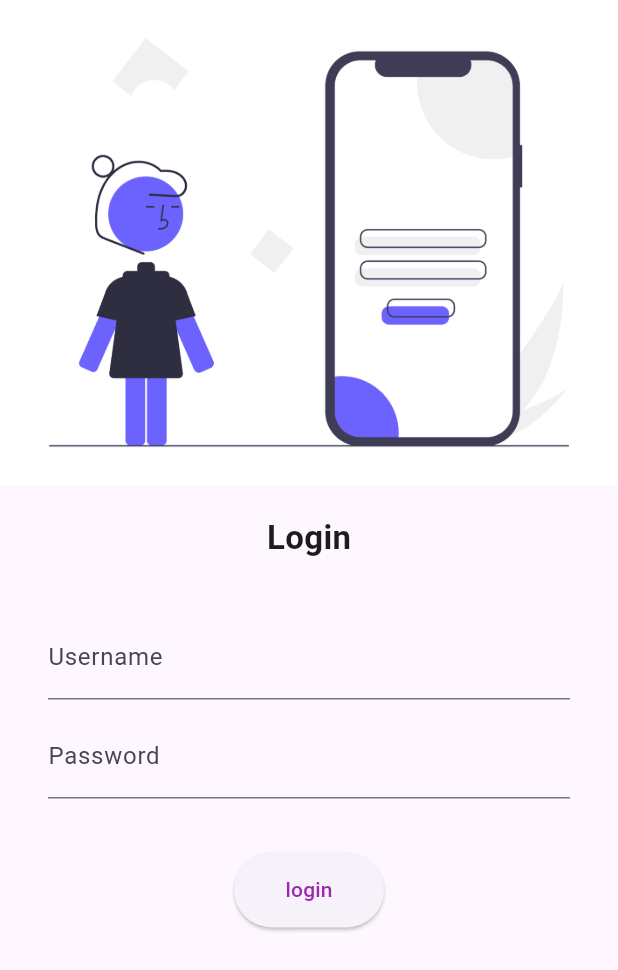
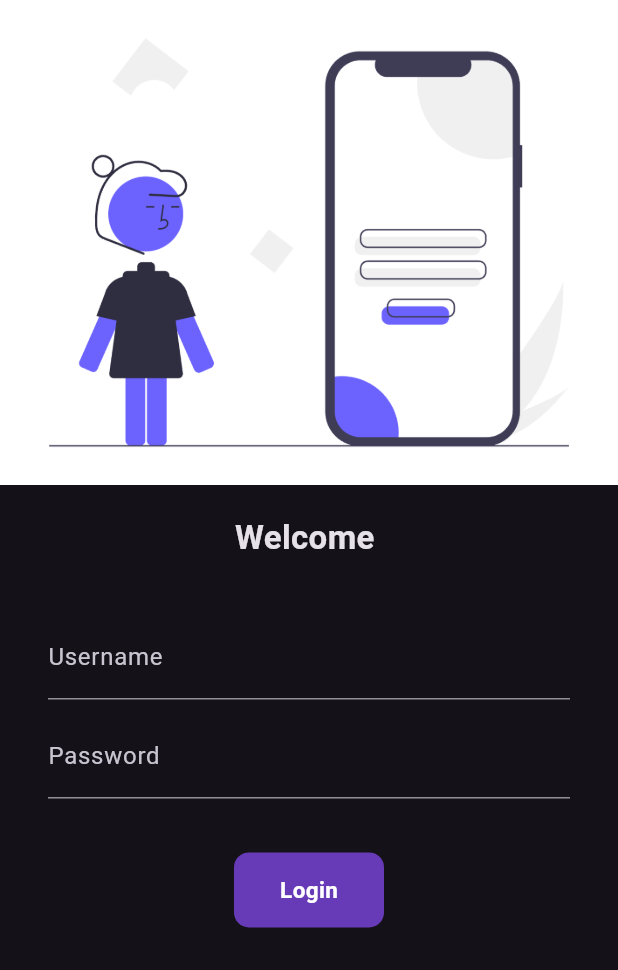
Before and after one commit to prashantt12/flutter-project, a Flutter app: the screen it shows after launch, on a phone screen of 412 x 824 dp. Shown: the top 970 px of the screen. Run offline on Flutter 3.47's test engine with Material 3 defaults, Android fonts, the phone set to English and light mode, and no system bars; our stand-ins replace google_fonts; Roboto replaces fonts that are missing (Acme).

Commit message:
understood stateful widget added animations to login button

```diff
--- a/lib/main.dart
+++ b/lib/main.dart
@@ -19,13 +19,13 @@
       debugShowCheckedModeBanner: false,
 
       // adjusting the theme mode as dark/light according to the system settings
-      themeMode: ThemeMode.light,
+      themeMode: ThemeMode.dark,
       theme: ThemeData(
           primarySwatch: Colors.deepPurple,
           // adding primary font as some font from the google-font library
           fontFamily: GoogleFonts.acme().fontFamily,
           appBarTheme: AppBarTheme(backgroundColor: Colors.deepPurple, foregroundColor: Colors.white)),
-      darkTheme: ThemeData(brightness: Brightness.dark),
+      darkTheme: ThemeData(brightness: Brightness.dark, appBarTheme: AppBarTheme(backgroundColor: Colors.deepPurple)),
 
       // defining the initial-route for the application
       initialRoute: "/",
--- a/lib/pages/login_page.dart
+++ b/lib/pages/login_page.dart
@@ -1,9 +1,19 @@
-import 'dart:io';
-
 import 'package:flutter/material.dart';
 import 'package:flutter_first_version/utils/routes.dart';
 
-class LoginPage extends StatelessWidget {
+class LoginPage extends StatefulWidget {
+  @override
+  State<LoginPage> createState() => _LoginPageState();
+}
+
+// Converted the LoginPage class to the stateful widget
+class _LoginPageState extends State<LoginPage> {
+  // Taking a string to store the username that will be entered in the login Page
+  String name = "";
+
+  // buttonClicked flag to handle the events after button click
+  bool buttonClicked = false;
+
   @override
   Widget build(BuildContext context) {
     return Material(
@@ -14,40 +24,43 @@ class LoginPage extends StatelessWidget {
       child: SingleChildScrollView(
         child: Column(
           children: [
-            Image.asset("assets/images/login.png",
+            Image.asset(
+              "assets/images/login.png",
               fit: BoxFit.cover,
               //   to check if the scroll view is working as expected we can test it out by increasing the size of the image, if the SingleChildScrollView was not present then we will be getting an error of "Overflow" so this should be always taken care of.
               //   height: 600,
             ),
             // to give some spacing between the image and the text
-            SizedBox(
-              height: 20,
+            SizedBox(height: 20),
+            Text(
+              "Welcome $name",
+              style: TextStyle(fontSize: 22, fontWeight: FontWeight.bold),
             ),
-            Text(
-              "Login",
-              style: TextStyle(
-                fontSize: 22,
-                fontWeight: FontWeight.bold,
-              ),
-            ),
-            SizedBox(
-              height: 20,
-            ),
+            SizedBox(height: 20),
 
             // Fields to enter username and password
             Padding(
-              padding: const EdgeInsets.symmetric(vertical: 16.0, horizontal: 32.0),
+              padding: const EdgeInsets.symmetric(
+                vertical: 16.0,
+                horizontal: 32.0,
+              ),
               child: Column(
                 children: [
-                  TextFormField(decoration: InputDecoration(
+                  TextFormField(
+                    decoration: InputDecoration(
                       hintText: "Enter Username",
                       labelText: "Username",
                       floatingLabelBehavior: FloatingLabelBehavior.auto,
-                  ),),
+                    ),
+                    // using onChanged that will set the Value of the string on the home page according to the username entered
+                    onChanged: (value) {
+                      name = value;
+                      // setState tells Flutter that something has changed and it needs to build the widget Tree ( basically calling the build() function again )
+                      setState(() {});
+                    },
+                  ),
 
-                  SizedBox(
-                    height: 10,
-                  ),
+                  SizedBox(height: 10),
 
                   TextFormField(
                     // hiding the password when we enter
@@ -56,30 +69,71 @@ class LoginPage extends StatelessWidget {
                       hintText: "Enter Password",
                       labelText: "Password",
                       floatingLabelBehavior: FloatingLabelBehavior.auto,
-                  ),)
+                    ),
+                  ),
                 ],
               ),
             ),
 
-            SizedBox(
-              height: 20,
-            ),
+            SizedBox(height: 20),
 
-          //   Adding a Login button at the last
-            ElevatedButton(
-              onPressed: () {
+            //  Adding a Login button at the last
+            // ElevatedButton(
+            //   onPressed: () {
+            //     Navigator.pushNamed(context, MyRoutes.homeRoute);
+            //   },
+            //   style: TextButton.styleFrom(
+            //     foregroundColor: Colors.purple,
+            //     minimumSize: Size(100, 50)
+            //   ),
+            //
+            //   child: Text("login"),
+            // )
+
+            // Adding some animations to the Login Button Creating it again
+            InkWell(
+              onTap: () async {
+                // changing the flag value to "true" to trigger the events when the button is clicked
+                setState(() {
+                  buttonClicked = true;
+                });
+
+                // adding a await call for one second for the animation to get completed and then we will be routed to the homepage
+                await Future.delayed(Duration(seconds: 1));
                 Navigator.pushNamed(context, MyRoutes.homeRoute);
               },
-              style: TextButton.styleFrom(
-                foregroundColor: Colors.purple,
-                minimumSize: Size(100, 50)
+              child: AnimatedContainer(
+                // adding a duration for smooth animation
+                duration: Duration(seconds: 1),
+                height: 50,
+                // conditional expression
+                width: buttonClicked ? 50 : 100,
+                alignment: Alignment.center,
+                decoration: BoxDecoration(
+                  color: Colors.deepPurple,
+
+                  // conditional expression
+                  borderRadius:
+                      buttonClicked
+                          ? BorderRadius.circular(50)
+                          : BorderRadius.circular(10),
                 ),
-
-              child: Text("login"),
-            )
+                child: buttonClicked ? Icon(
+                  Icons.done,
+                  color: Colors.white,
+                ) : Text(
+                  "Login",
+                  style: TextStyle(
+                    color: Colors.white,
+                    fontWeight: FontWeight.bold,
+                    fontSize: 15,
+                  ),
+                ),
+              ),
+            ),
           ],
         ),
-      )
+      ),
     );
   }
 }
```
Lines whose indentation alone changed are shown as unchanged.
